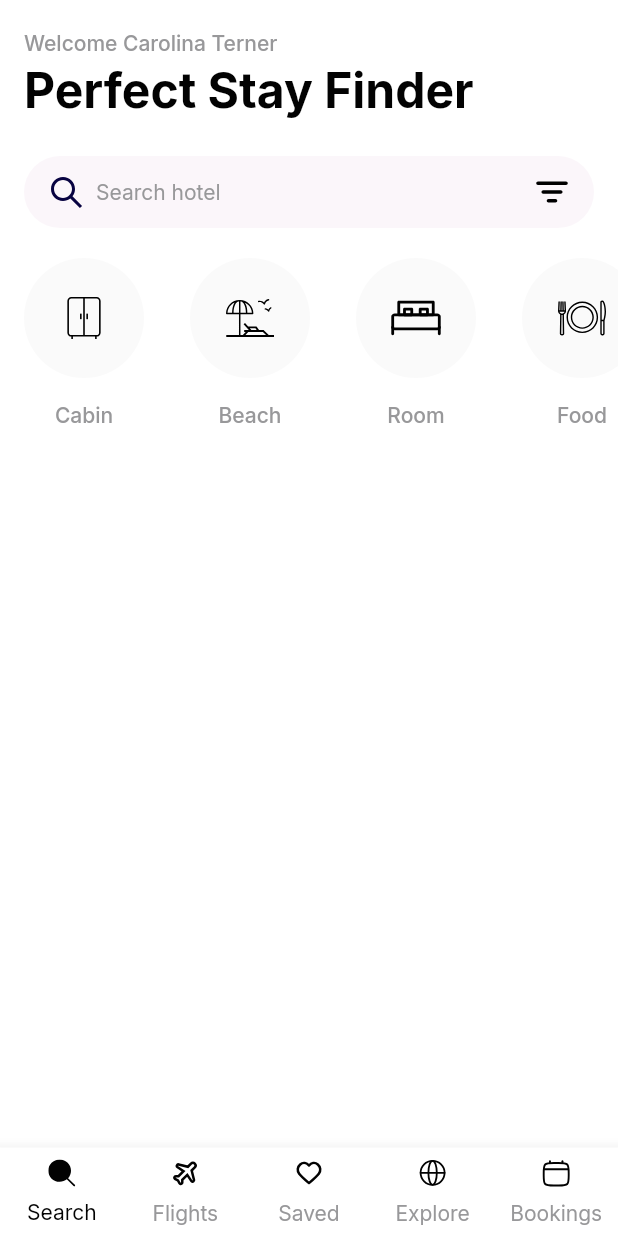
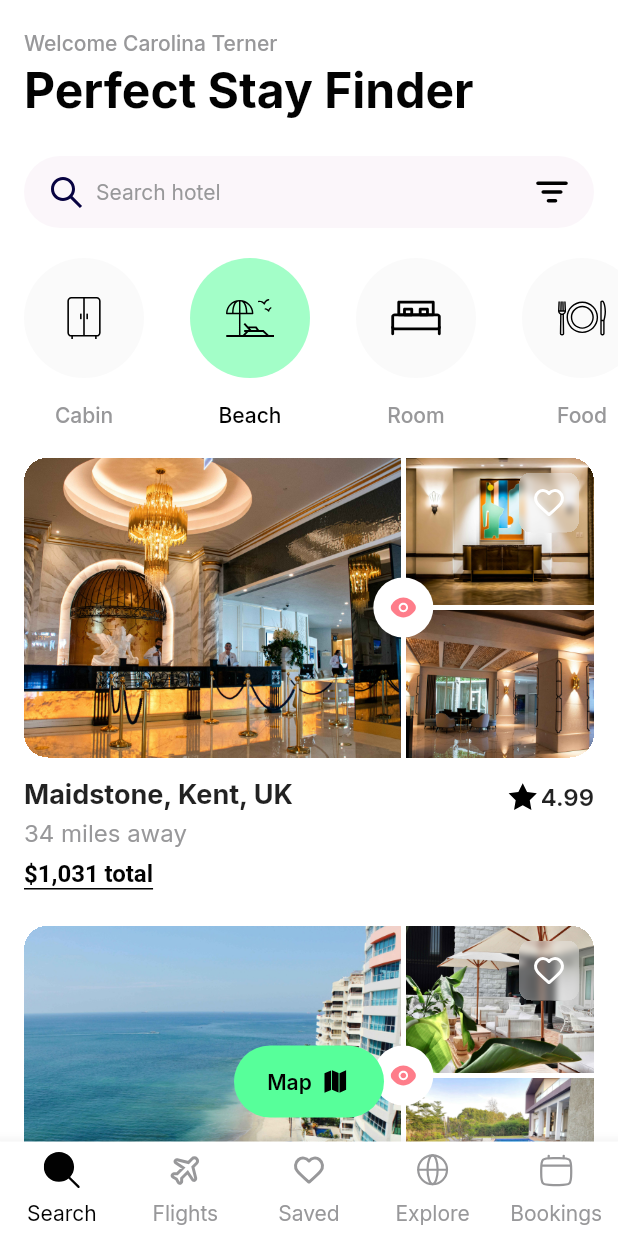
Before and after one commit to dayojiboye/travel_app, a Flutter app: the screen it shows after launch, on a phone screen of 412 x 824 dp. Run offline on Flutter 3.47's test engine with Material 3 defaults, Android fonts, the phone set to English and light mode, and no system bars; our stand-ins replace flutter_svg, google_fonts.

Commit message:
feat: completed search screen

```diff
--- a/lib/app.dart
+++ b/lib/app.dart
@@ -63,7 +63,6 @@ class _MyAppState extends State<MyApp> {
           items: [
             BottomNavigationBarItem(
               icon: BottomNavBarItem(
-                size: 18,
                 isActive: currentRouteIndex == 0,
                 icon: "assets/icons/search.svg",
               ),
@@ -71,7 +70,6 @@ class _MyAppState extends State<MyApp> {
             ),
             BottomNavigationBarItem(
               icon: BottomNavBarItem(
-                // size: 24,
                 isActive: currentRouteIndex == 1,
                 icon: "assets/icons/flight.svg",
               ),
--- /dev/null
+++ b/lib/constants/hotels.dart
@@ -0,0 +1,20 @@
+import 'package:travel_app/models/hotels.dart';
+
+final hotels = [
+  const Hotels(
+    name: "Maidstone",
+    images: [
+      "assets/images/maidstone-1.jpg",
+      "assets/images/maidstone-2.jpg",
+      "assets/images/maidstone-3.jpg",
+    ],
+  ),
+  const Hotels(
+    name: "Campbell",
+    images: [
+      "assets/images/campbell-1.jpg",
+      "assets/images/campbell-2.jpg",
+      "assets/images/campbell-3.jpg",
+    ],
+  ),
+];
--- /dev/null
+++ b/lib/models/hotels.dart
@@ -0,0 +1,9 @@
+class Hotels {
+  const Hotels({
+    required this.name,
+    required this.images,
+  });
+
+  final String name;
+  final List<String> images;
+}
--- a/lib/utils/extensions.dart
+++ /dev/null
@@ -1,9 +0,0 @@
-extension StringCasingExtension on String {
-  String toCapitalized() =>
-      length > 0 ? '${this[0].toUpperCase()}${substring(1).toLowerCase()}' : '';
-
-  String toTitleCase() => replaceAll(RegExp(' +'), ' ')
-      .split(' ')
-      .map((str) => str.toCapitalized())
-      .join(' ');
-}
--- a/lib/utils/theme.dart
+++ b/lib/utils/theme.dart
@@ -7,6 +7,8 @@ const Color kWhite = Color(0XFFFFFFFF);
 const Color kIconBg = Color(0XFFFAFAFA);
 const Color kSecondary = Color(0XFF98989A);
 const Color kInputBg = Color(0XFFFBF6FA);
+const Color kRed = Color(0XFFFE7D8A);
+const Color kDeepGreen = Color(0XFF57FF9A);
 
 themeData(context) => ThemeData(
       fontFamily: GoogleFonts.inter().fontFamily,
--- a/lib/views/search.dart
+++ b/lib/views/search.dart
@@ -1,8 +1,11 @@
 import 'package:flutter/material.dart';
 import 'package:travel_app/constants/categories.dart';
+import 'package:travel_app/constants/hotels.dart';
 import 'package:travel_app/utils/margin.dart';
 import 'package:travel_app/utils/theme.dart';
 import 'package:travel_app/widgets/category.dart';
+import 'package:travel_app/widgets/custom_button.dart';
+import 'package:travel_app/widgets/hotel_card.dart';
 import 'package:travel_app/widgets/search_input.dart';
 
 class SearchScreen extends StatefulWidget {
@@ -14,7 +17,7 @@ class SearchScreen extends StatefulWidget {
 
 class _SearchScreenState extends State<SearchScreen> {
   TextEditingController searchController = TextEditingController();
-  String selectedCategory = "";
+  String selectedCategory = "Beach";
 
   @override
   void dispose() {
@@ -32,16 +35,21 @@ class _SearchScreenState extends State<SearchScreen> {
   Widget build(BuildContext context) {
     return Scaffold(
       backgroundColor: kWhite,
+      floatingActionButtonLocation: FloatingActionButtonLocation.centerFloat,
+      floatingActionButton: const CustomButton(
+        label: "Map",
+        rightIcon: "assets/icons/map.svg",
+      ),
       body: SafeArea(
         bottom: false,
-        child: SingleChildScrollView(
-          padding: const EdgeInsets.symmetric(
-            vertical: 20,
+        child: Container(
+          padding: const EdgeInsets.only(
+            top: 20,
           ),
           child: Column(
             children: [
               Container(
-                padding: const EdgeInsets.symmetric(horizontal: 16),
+                padding: const EdgeInsets.only(left: 16, right: 16, bottom: 20),
                 child: Column(
                   crossAxisAlignment: CrossAxisAlignment.start,
                   children: [
@@ -70,11 +78,14 @@ class _SearchScreenState extends State<SearchScreen> {
                   ],
                 ),
               ),
+              Expanded(
+                child: SingleChildScrollView(
+                  child: Column(
+                    children: [
                       SingleChildScrollView(
                         scrollDirection: Axis.horizontal,
                         padding: const EdgeInsets.symmetric(
                           horizontal: 16,
-                  vertical: 20,
                         ),
                         child: SizedBox(
                           width: screenWidth(context),
@@ -93,7 +104,32 @@ class _SearchScreenState extends State<SearchScreen> {
                                 .toList(),
                           ),
                         ),
+                      ),
+                      const YMargin(20),
+                      ListView.separated(
+                        separatorBuilder: (context, index) {
+                          return const YMargin(24);
+                        },
+                        padding: const EdgeInsets.only(
+                          left: 16,
+                          right: 16,
+                          bottom: 50,
+                        ),
+                        itemBuilder: (context, index) {
+                          return HotelCard(
+                            name: hotels[index].name,
+                            images: hotels[index].images,
+                          );
+                        },
+                        itemCount: 2,
+                        primary: false,
+                        physics: const NeverScrollableScrollPhysics(),
+                        shrinkWrap: true,
                       )
+                    ],
+                  ),
+                ),
+              ),
             ],
           ),
         ),
--- a/lib/widgets/bottom_nav_bar_item.dart
+++ b/lib/widgets/bottom_nav_bar_item.dart
@@ -7,12 +7,10 @@ class BottomNavBarItem extends StatelessWidget {
     super.key,
     required this.isActive,
     required this.icon,
-    this.size = 20,
   });
 
   final bool isActive;
   final String icon;
-  final double? size;
 
   @override
   Widget build(BuildContext context) {
@@ -21,10 +19,10 @@ class BottomNavBarItem extends StatelessWidget {
       child: SvgPicture.asset(
         icon,
         alignment: Alignment.center,
-        height: size,
-        width: size,
-        colorFilter: const ColorFilter.mode(
-          kPrimary,
+        height: 24,
+        width: 24,
+        colorFilter: ColorFilter.mode(
+          isActive ? kPrimary : kSecondary,
           BlendMode.srcIn,
         ),
       ),
--- a/lib/widgets/category.dart
+++ b/lib/widgets/category.dart
@@ -1,6 +1,5 @@
 import 'package:flutter/material.dart';
 import 'package:flutter_svg/flutter_svg.dart';
-import 'package:travel_app/utils/extensions.dart';
 import 'package:travel_app/utils/margin.dart';
 import 'package:travel_app/utils/theme.dart';
 
@@ -47,7 +46,7 @@ class Category extends StatelessWidget {
           ),
           const YMargin(16),
           Text(
-            label.toCapitalized(),
+            label,
             style: TextStyle(
               fontSize: 14,
               fontWeight: FontWeight.w500,
--- /dev/null
+++ b/lib/widgets/custom_button.dart
@@ -0,0 +1,67 @@
+import 'package:flutter/material.dart';
+import 'package:flutter_svg/flutter_svg.dart';
+import 'package:travel_app/utils/margin.dart';
+import 'package:travel_app/utils/theme.dart';
+
+class CustomButton extends StatelessWidget {
+  const CustomButton({
+    super.key,
+    required this.label,
+    this.leftIcon,
+    this.rightIcon,
+    this.labelFontWeight = FontWeight.w600,
+    this.width = 100,
+    this.height = 48,
+    this.iconSize = 20,
+  });
+
+  final String label;
+  final String? leftIcon;
+  final String? rightIcon;
+  final FontWeight? labelFontWeight;
+  final double? width;
+  final double? height;
+  final double? iconSize;
+
+  @override
+  Widget build(BuildContext context) {
+    return FilledButton(
+      onPressed: () {},
+      style: ButtonStyle(
+        backgroundColor: const MaterialStatePropertyAll(kDeepGreen),
+        fixedSize: MaterialStatePropertyAll(
+          Size(width!, height!),
+        ),
+      ),
+      child: Row(
+        mainAxisAlignment: MainAxisAlignment.center,
+        children: [
+          leftIcon != null
+              ? SvgPicture.asset(
+                  leftIcon!,
+                  width: iconSize,
+                  height: iconSize,
+                )
+              : const SizedBox(),
+          leftIcon != null ? const XMargin(8) : const SizedBox(),
+          Text(
+            label,
+            style: TextStyle(
+              color: kPrimary,
+              fontSize: 14,
+              fontWeight: labelFontWeight,
+            ),
+          ),
+          rightIcon != null ? const XMargin(6) : const SizedBox(),
+          rightIcon != null
+              ? SvgPicture.asset(
+                  rightIcon!,
+                  width: iconSize,
+                  height: iconSize,
+                )
+              : const SizedBox(),
+        ],
+      ),
+    );
+  }
+}
--- /dev/null
+++ b/lib/widgets/hotel_card.dart
@@ -0,0 +1,202 @@
+import 'dart:ui';
+
+import 'package:flutter/material.dart';
+import 'package:flutter_svg/flutter_svg.dart';
+import 'package:travel_app/utils/margin.dart';
+import 'package:travel_app/utils/theme.dart';
+
+class HotelCard extends StatelessWidget {
+  const HotelCard({
+    super.key,
+    required this.name,
+    required this.images,
+  });
+
+  final String name;
+  final List<String> images;
+
+  @override
+  Widget build(BuildContext context) {
+    return InkWell(
+      onTap: () {},
+      child: Column(
+        children: [
+          Stack(
+            children: [
+              Container(
+                clipBehavior: Clip.hardEdge,
+                height: 200,
+                decoration: const BoxDecoration(
+                  borderRadius: BorderRadius.all(
+                    Radius.circular(16),
+                  ),
+                ),
+                child: Row(
+                  children: [
+                    Expanded(
+                      flex: 2,
+                      child: Image.asset(
+                        images[0],
+                        height: screenHeight(context),
+                        fit: BoxFit.cover,
+                      ),
+                    ),
+                    const XMargin(3),
+                    Expanded(
+                      child: Column(
+                        mainAxisAlignment: MainAxisAlignment.spaceBetween,
+                        children: [
+                          Expanded(
+                            child: Image.asset(
+                              images[1],
+                              fit: BoxFit.cover,
+                            ),
+                          ),
+                          const YMargin(3),
+                          Expanded(
+                            child: Image.asset(
+                              images[2],
+                              fit: BoxFit.cover,
+                            ),
+                          ),
+                        ],
+                      ),
+                    ),
+                  ],
+                ),
+              ),
+              Positioned.fill(
+                child: Align(
+                  alignment: const Alignment(0.37, 0),
+                  child: Container(
+                    width: 40,
+                    height: 40,
+                    decoration: const BoxDecoration(
+                      color: kWhite,
+                      shape: BoxShape.circle,
+                    ),
+                    child: Center(
+                      child: SvgPicture.asset(
+                        "assets/icons/red-eye.svg",
+                        height: 20,
+                        width: 20,
+                        colorFilter: const ColorFilter.mode(
+                          kRed,
+                          BlendMode.srcIn,
+                        ),
+                      ),
+                    ),
+                  ),
+                ),
+              ),
+              Positioned(
+                top: 10,
+                right: 10,
+                child: Align(
+                  alignment: Alignment.topRight,
+                  child: ClipRRect(
+                    clipBehavior: Clip.hardEdge,
+                    borderRadius: const BorderRadius.all(
+                      Radius.circular(8),
+                    ),
+                    child: BackdropFilter(
+                      filter: ImageFilter.blur(sigmaX: 2, sigmaY: 2),
+                      child: Container(
+                        width: 40,
+                        height: 40,
+                        decoration: const BoxDecoration(
+                          color: Color.fromRGBO(238, 238, 238, 0.4),
+                        ),
+                        child: IconButton(
+                          onPressed: () {},
+                          icon: SvgPicture.asset(
+                            "assets/icons/heart.svg",
+                            colorFilter: const ColorFilter.mode(
+                              kWhite,
+                              BlendMode.srcIn,
+                            ),
+                          ),
+                        ),
+                      ),
+                    ),
+                  ),
+                ),
+              ),
+            ],
+          ),
+          const YMargin(14),
+          Row(
+            mainAxisAlignment: MainAxisAlignment.spaceBetween,
+            crossAxisAlignment: CrossAxisAlignment.start,
+            children: [
+              Column(
+                crossAxisAlignment: CrossAxisAlignment.start,
+                children: [
+                  Text(
+                    "$name, Kent, UK",
+                    style: const TextStyle(
+                      fontSize: 18,
+                      fontWeight: FontWeight.bold,
+                    ),
+                  ),
+                  const YMargin(4),
+                  const Text(
+                    "34 miles away",
+                    style: TextStyle(
+                      fontSize: 16,
+                      color: kSecondary,
+                    ),
+                  ),
+                  const YMargin(8),
+                  Container(
+                    padding: const EdgeInsets.only(bottom: 1),
+                    decoration: const BoxDecoration(
+                      border: Border(
+                        bottom: BorderSide(
+                          color: kPrimary,
+                        ),
+                      ),
+                    ),
+                    child: const Text.rich(
+                      TextSpan(
+                        text: "\$1,031",
+                        style: TextStyle(
+                          fontSize: 16,
+                          fontWeight: FontWeight.bold,
+                          color: kPrimary,
+                        ),
+                        children: [
+                          TextSpan(text: " total"),
+                        ],
+                      ),
+                      style: TextStyle(
+                        fontSize: 16,
+                        color: kSecondary,
+                      ),
+                    ),
+                  ),
+                ],
+              ),
+              Row(
+                children: [
+                  SvgPicture.asset(
+                    "assets/icons/star.svg",
+                    width: 24,
+                    height: 24,
+                  ),
+                  const Text(
+                    "4.99",
+                    style: TextStyle(
+                      fontSize: 16,
+                      fontWeight: FontWeight.w600,
+                    ),
+                  )
+                ],
+              )
+            ],
+          ),
+        ],
+      ),
+    );
+  }
+}
```
Also changed, not shown: assets/icons/map.svg (added), assets/icons/red-eye.svg (added), assets/icons/star.svg (added), assets/images/campbell-1.jpg (added), assets/images/campbell-2.jpg (added), assets/images/campbell-3.jpg (added), assets/images/maidstone-1.jpg (added), assets/images/maidstone-2.jpg (added), assets/images/maidstone-3.jpg (added), 1 other file. Lines whose indentation alone changed are shown as unchanged.
